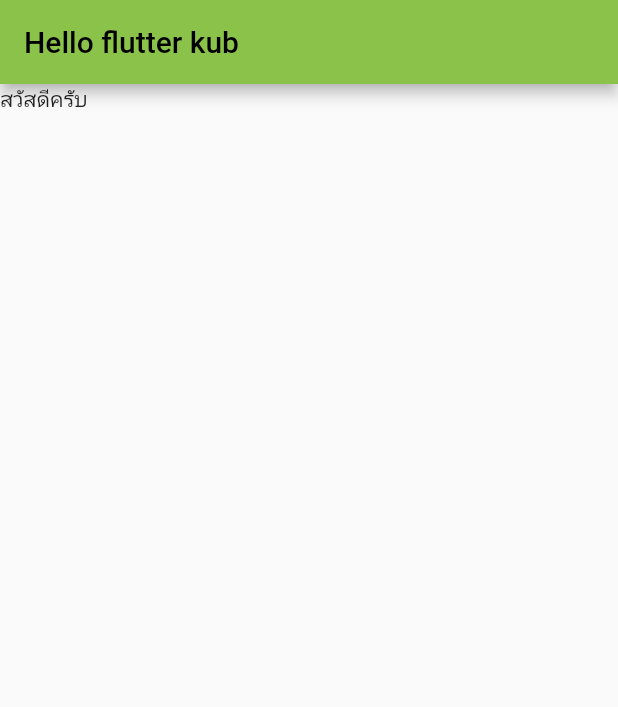
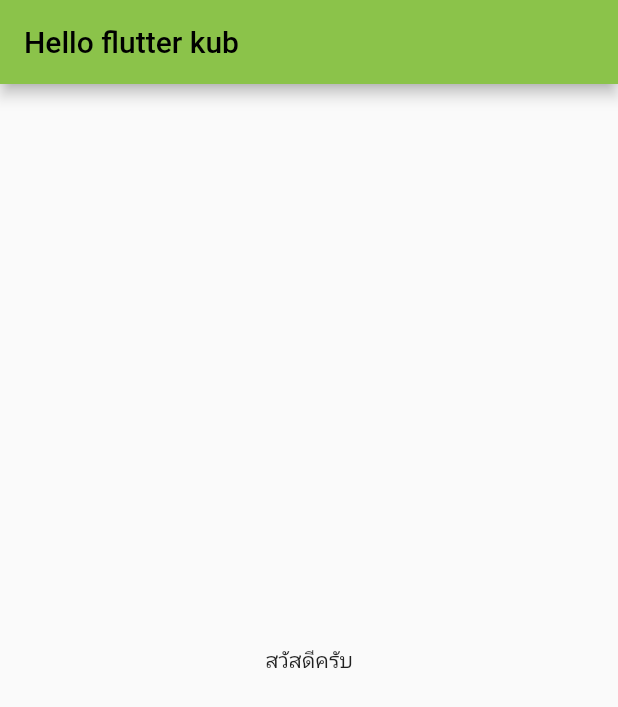
Before and after one commit to Redleafz2735/Flutter, a Flutter app: the screen it shows after launch, on a phone screen of 412 x 824 dp. Shown: the top 707 px of the screen. Run offline on Flutter 3.47's test engine with Material 2 defaults, Android fonts, the phone set to English and light mode, and no system bars.

Commit message:
commit 5

```diff
--- a/lib/main.dart
+++ b/lib/main.dart
@@ -1,15 +1,25 @@
 import 'package:flutter/material.dart';
 
 void main() {
-  var app = MaterialApp(
+  runApp(MyApp());
+}
+
+// สร้าง widget
+class MyApp extends StatelessWidget {
+  const MyApp({Key? key}) : super(key: key);
+  @override
+  Widget build(BuildContext context) {
+    return MaterialApp(
       title: "My App",
       home: Scaffold(
         appBar: AppBar(
           title: Text("Hello flutter kub"),
         ),
-      body: Text("สวัสดีครับ"),
+        body: Center(
+          child: Text("สวัสดีครับ"),
+        ),
       ),
       theme: ThemeData(primarySwatch: Colors.lightGreen),
     );
-  runApp(app);
   }
+}
```
Lines whose indentation alone changed are shown as unchanged.
